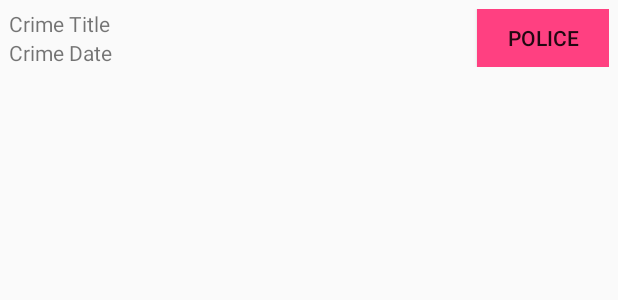
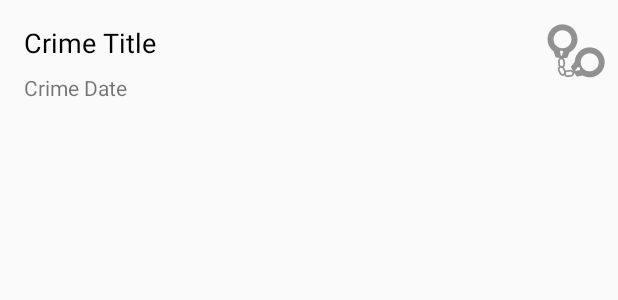
Before and after one commit to dimochkawow/officecrime, an Android app: the layout list_item_crime_police.xml on its own in the app's theme, with its tools: preview values and no code run, on a phone screen of 412 x 824 dp. Shown: the top 300 px of the screen. Run offline under Robolectric (Android 15) with nearby library versions, the phone set to English and light mode, and no system bars.

Commit message:
Constraint layout is configured

```diff
--- a/app/src/main/res/layout/list_item_crime_police.xml
+++ b/app/src/main/res/layout/list_item_crime_police.xml
@@ -1,34 +1,48 @@
 <?xml version="1.0" encoding="utf-8"?>
-<LinearLayout xmlns:android="http://schemas.android.com/apk/res/android"
-    android:orientation="horizontal"
+<android.support.constraint.ConstraintLayout xmlns:android="http://schemas.android.com/apk/res/android"
+    xmlns:app="http://schemas.android.com/apk/res-auto"
+    xmlns:tools="http://schemas.android.com/tools"
+    android:id="@+id/linearLayout"
     android:layout_width="match_parent"
     android:layout_height="wrap_content"
-    android:padding="6dp">
-
-    <LinearLayout
-        android:layout_width="wrap_content"
-        android:layout_height="wrap_content"
-        android:orientation="vertical"
-        android:layout_weight="1">
+    tools:layout_editor_absoluteY="81dp">
 
     <TextView
         android:id="@+id/crime_title"
-            android:layout_width="match_parent"
+        android:layout_width="0dp"
         android:layout_height="wrap_content"
-            android:text="Crime Title" />
+        android:layout_marginEnd="8dp"
+        android:layout_marginStart="16dp"
+        android:layout_marginTop="16dp"
+        android:text="Crime Title"
+        android:textColor="@android:color/black"
+        android:textSize="18sp"
+        app:layout_constraintEnd_toStartOf="@+id/imageView3"
+        app:layout_constraintStart_toStartOf="parent"
+        app:layout_constraintTop_toTopOf="parent" />
 
     <TextView
         android:id="@+id/crime_date"
-            android:layout_width="match_parent"
+        android:layout_width="0dp"
         android:layout_height="wrap_content"
-            android:text="Crime Date" />
+        android:layout_marginEnd="8dp"
+        android:layout_marginStart="16dp"
+        android:layout_marginTop="8dp"
+        android:text="Crime Date"
+        app:layout_constraintEnd_toStartOf="@+id/imageView3"
+        app:layout_constraintStart_toStartOf="parent"
+        app:layout_constraintTop_toBottomOf="@+id/crime_title" />
 
-    </LinearLayout>
+    <ImageView
+        android:id="@+id/imageView3"
+        android:layout_width="wrap_content"
+        android:layout_height="wrap_content"
+        android:layout_marginBottom="8dp"
+        android:layout_marginEnd="8dp"
+        android:layout_marginTop="8dp"
+        app:layout_constraintBottom_toBottomOf="parent"
+        app:layout_constraintEnd_toEndOf="parent"
+        app:layout_constraintTop_toTopOf="parent"
+        app:srcCompat="@drawable/ic_solved" />
 
-    <Button
-        android:layout_width="wrap_content"
-        android:layout_height="match_parent"
-        android:text="Police"
-        android:background="@color/colorAccent" />
-
-</LinearLayout>
+</android.support.constraint.ConstraintLayout>
```
Also changed, not shown: app/src/main/res/layout/list_item_crime.xml (+25 -8 lines), app/src/main/res/drawable-hdpi/ic_solved.png (added), app/src/main/res/drawable-mdpi/ic_solved.png (added), app/src/main/res/drawable-xhdpi/ic_solved.png (added), app/src/main/res/drawable-xxhdpi/ic_solved.png (added), app/src/main/res/drawable-xxxhdpi/ic_solved.png (added). Lines whose indentation alone changed are shown as unchanged.
